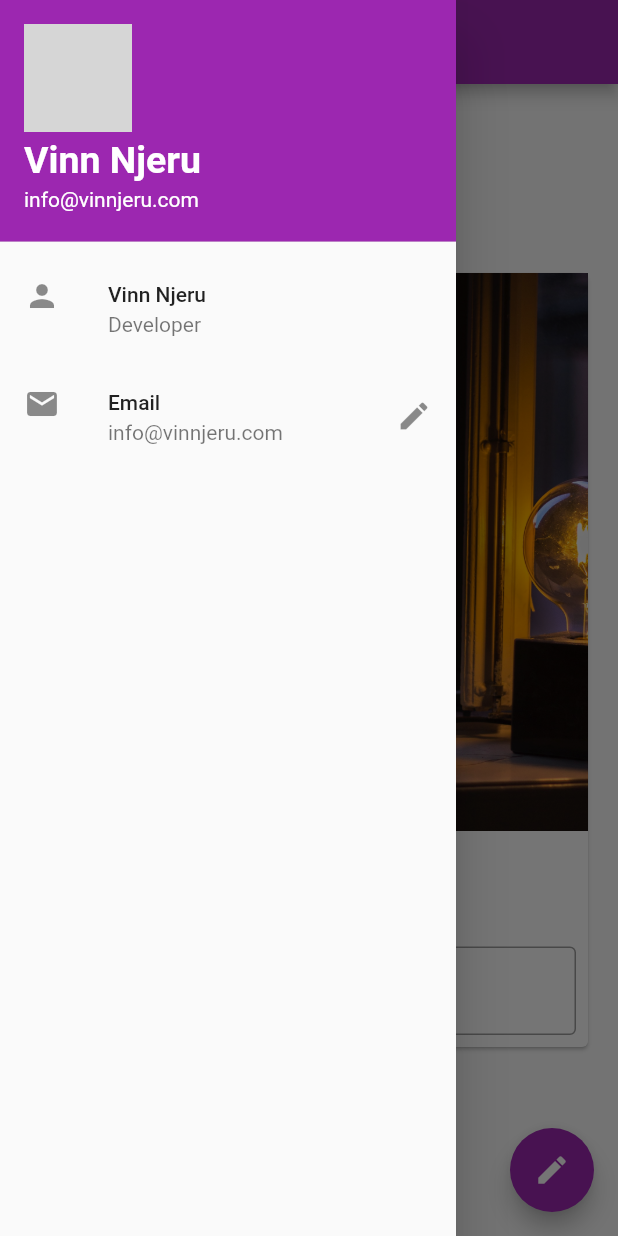
After one commit to vinnAnony/design-app, a Flutter app: the screen it shows after launch, with the side drawer open, on a phone screen of 412 x 824 dp. The commit adds this screen. Run offline on Flutter 3.47's test engine with Material 2 defaults, Android fonts, the phone set to English and light mode, and no system bars; network calls fail; grey boxes are pictures that could not be loaded.

Commit message:
re-organize code into several widget files

```diff
--- /dev/null
+++ b/lib/myDrawer.dart
@@ -0,0 +1,43 @@
+import 'package:flutter/material.dart';
+
+class MyDrawer extends StatelessWidget {
+  @override
+  Widget build(BuildContext context) {
+    return Drawer(
+      child: ListView(
+        padding: const EdgeInsets.all(0),
+        children: [
+          UserAccountsDrawerHeader(
+            accountName: Text(
+              "Vinn Njeru",
+              style: TextStyle(
+                  fontSize: 25,
+                  fontWeight: FontWeight.bold,
+                  color: Colors.white),
+            ),
+            accountEmail: Text(
+              "info@vinnjeru.com",
+              style: TextStyle(color: Colors.white),
+            ),
+            currentAccountPicture: CircleAvatar(
+              backgroundImage: NetworkImage(
+                  "https://images.unsplash.com/photo-1472646189317-418747480cd6?crop=entropy&cs=tinysrgb&fm=jpg&ixlib=rb-1.2.1&q=80&raw_url=true&ixid=MnwxMjA3fDB8MHxwaG90by1wYWdlfHx8fGVufDB8fHx8&auto=format&fit=crop&w=687"),
+            ),
+          ),
+          ListTile(
+            leading: Icon(Icons.person),
+            title: Text("Vinn Njeru"),
+            subtitle: Text("Developer"),
+            onTap: () {},
+          ),
+          ListTile(
+            leading: Icon(Icons.email),
+            title: Text("Email"),
+            subtitle: Text("info@vinnjeru.com"),
+            trailing: Icon(Icons.edit),
+          ),
+        ],
+      ),
+    );
+  }
+}
--- /dev/null
+++ b/lib/name_card_widget.dart
@@ -0,0 +1,45 @@
+import 'package:flutter/material.dart';
+
+class NameCard extends StatelessWidget {
+  const NameCard({
+    Key key,
+    @required String changedName,
+    @required TextEditingController nameController,
+  })  : _changedName = changedName,
+        _nameController = nameController,
+        super(key: key);
+
+  final String _changedName;
+  final TextEditingController _nameController;
+
+  @override
+  Widget build(BuildContext context) {
+    return Card(
+      child: Column(
+        children: [
+          Image.asset("assets/images/bg.jpg"),
+          SizedBox(
+            height: 20,
+          ),
+          Text(
+            _changedName,
+            style: TextStyle(fontSize: 25, fontWeight: FontWeight.bold),
+          ),
+          SizedBox(
+            height: 20,
+          ),
+          Padding(
+            padding: const EdgeInsets.all(8.0),
+            child: TextField(
+              controller: _nameController,
+              decoration: InputDecoration(
+                  border: OutlineInputBorder(),
+                  hintText: "Enter new name",
+                  labelText: "Name"),
+            ),
+          )
+        ],
+      ),
+    );
+  }
+}
--- /dev/null
+++ b/lib/pages/home_page.dart
@@ -0,0 +1,50 @@
+import 'package:flutter/material.dart';
+
+import '../myDrawer.dart';
+import '../name_card_widget.dart';
+
+class HomePage extends StatefulWidget {
+  @override
+  _HomePageState createState() => _HomePageState();
+}
+
+class _HomePageState extends State<HomePage> {
+  var _changedName = "";
+  TextEditingController _nameController = TextEditingController();
+
+  @override
+  void initState() {
+    super.initState();
+  }
+
+  @override
+  void dispose() {
+    super.dispose();
+  }
+
+  @override
+  Widget build(BuildContext context) {
+    return Scaffold(
+        appBar: AppBar(
+          title: Text("Design App"),
+        ),
+        body: Center(
+            child: Padding(
+          padding: const EdgeInsets.all(16.0),
+          child: SingleChildScrollView(
+            child: NameCard(
+                changedName: _changedName, nameController: _nameController),
+          ),
+        )),
+        drawer: MyDrawer(),
+        floatingActionButton: FloatingActionButton(
+          onPressed: () {
+            _changedName = _nameController.text;
+            setState(() {});
+          },
+          child: Icon(
+            Icons.edit,
+          ),
+        ));
+  }
+}
```
Also changed, not shown: lib/main.dart (+8 -95 lines).
